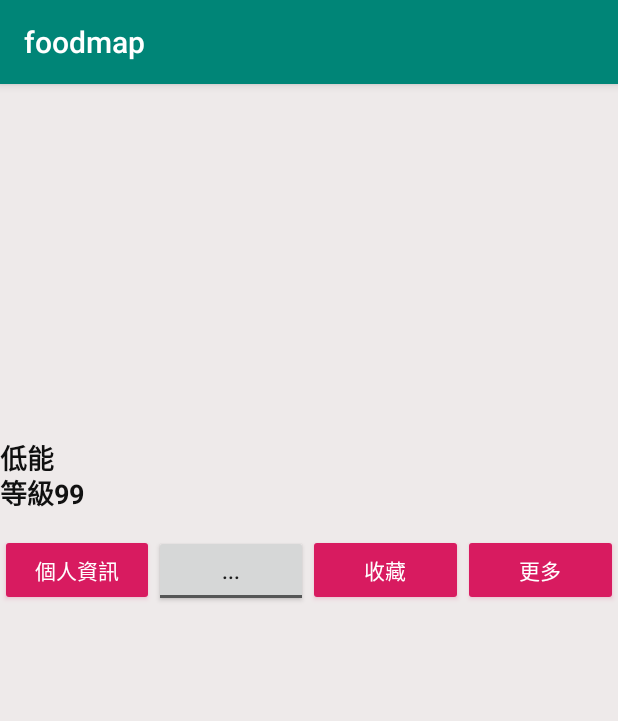
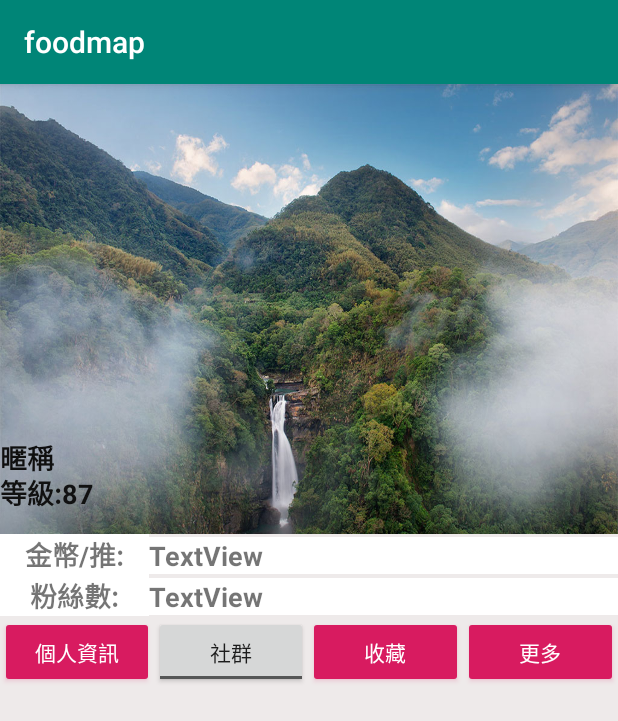
Before and after one commit to toothpicklol/food, an Android app: the pageUser screen opened directly, with no data from a screen before it, on a phone screen of 412 x 824 dp. Shown: the top 721 px of the screen. Run offline under Robolectric (Android 15) with nearby library versions, the phone set to English and light mode, and no system bars; 5 statements that could not run were skipped.

Commit message:
PHP拉資料完成

```diff
--- a/app/src/main/java/com/foodmap/MainActivity.java
+++ b/app/src/main/java/com/foodmap/MainActivity.java
@@ -93,6 +93,7 @@ public class MainActivity extends AppCompatActivity {
         String acc = String.format(account.getText().toString());
 
         pageUser.setName(acc);
+        pageShop.setName(acc);
 
 
         r=dbcon.dbstring(account.getText().toString(),password.getText().toString(),cookieStr,url);
--- a/app/src/main/java/com/foodmap/pageUser.java
+++ b/app/src/main/java/com/foodmap/pageUser.java
@@ -25,14 +25,16 @@ public class pageUser extends AppCompatActivity {
     LinearLayout ll,bgU;
 
     View buttonView,view,comment;
-    TextView account,title,text,username,userLV;
+    TextView account,title,text,username,userLV,fans,gold;
     ImageView bigHead,headC;
 
     WebView webView;
-    String url="http://114.32.152.202/foodphp/111.php";
+    String url="http://114.32.152.202/foodphp/comment.php";
+    String info="http://114.32.152.202/foodphp/userinfo.php";
     CookieManager cookieManager;
     String cookieStr;
     makeComment[] commentSQL;
+
 
 
 
@@ -60,13 +62,8 @@ public class pageUser extends AppCompatActivity {
         userLV=findViewById(R.id.userLV);
         username=findViewById(R.id.username);
         btnPost =findViewById(R.id.btn_Post);
-
-
-
-
-
-
-
+        fans=findViewById(R.id.txFans);
+        gold=findViewById(R.id.txGoldGood);
 
 
         addListView();
@@ -91,9 +88,9 @@ public class pageUser extends AppCompatActivity {
 
 
         makeInfo[] InfoSQL = new makeInfo[1];
-        InfoSQL[0]= new makeInfo("低能","99","https://storage.googleapis.com/www-cw-com-tw/article/201810/article-5bd182cf13ebb.jpg","https://storage.googleapis.com/www-cw-com-tw/article/201810/article-5bd182cf13ebb.jpg");//個人資料
-
-
+        String userInfo=dbcon.userInfo(user,cookieStr,info);
+        String[] infoArr=userInfo.split(",");
+        InfoSQL[0] = new makeInfo(infoArr[0], infoArr[1], infoArr[2],infoArr[3]);
 
 
         for (makeInfo point : InfoSQL) {
@@ -103,6 +100,8 @@ public class pageUser extends AppCompatActivity {
             bigHead=comment.findViewById(R.id.bighead);
             userLV=comment.findViewById(R.id.userLV);
             username=comment.findViewById(R.id.username);
+            fans=comment.findViewById(R.id.txFans);
+            gold=comment.findViewById(R.id.txGoldGood);
             ll.addView(comment);
 
             username.setText(point.username);
@@ -122,11 +121,9 @@ public class pageUser extends AppCompatActivity {
             }
             String tmp=commentArr[i];
             String[] commentArr2=tmp.split(",");
-            for (int j=0; j<commentArr2.length; j++) {
-                System.out.println(commentArr2[j]);
-            }
 
-            commentSQL[i] = new makeComment(commentArr2[0], commentArr2[1], commentArr2[2],commentArr2[3],"https://storage.googleapis.com/www-cw-com-tw/article/201810/article-5bd182cf13ebb.jpg");//評論資料
+
+            commentSQL[i] = new makeComment(commentArr2[0], commentArr2[1], commentArr2[2],commentArr2[3],infoArr[3]);//評論資料
 
         }
 
--- a/app/src/main/res/layout/comment.xml
+++ b/app/src/main/res/layout/comment.xml
@@ -50,6 +50,41 @@
                         />
                 </LinearLayout>
         </LinearLayout>
+        <TableLayout
+                android:layout_width="match_parent"
+                android:layout_height="match_parent">
+
+                <TableRow android:layout_width="match_parent" android:layout_height="match_parent">
+                        <TextView
+                                android:text="金幣/推:"
+                                android:layout_width="wrap_content"
+                                android:layout_height="wrap_content" android:id="@+id/textView20"
+                                android:textSize="18sp" android:textStyle="bold"
+                                android:layout_weight="1" android:textAlignment="center"
+                                android:background="@android:color/background_light"/>
+                        <TextView
+                                android:text="TextView"
+                                android:layout_width="wrap_content"
+                                android:layout_height="wrap_content" android:id="@+id/txGoldGood"
+                                android:textSize="18sp" android:textStyle="bold"
+                                android:layout_weight="7" android:background="@android:color/background_light"/>
+                </TableRow>
+                <TableRow android:layout_width="match_parent" android:layout_height="match_parent">
+                        <TextView
+                                android:text="粉絲數:"
+                                android:layout_width="wrap_content"
+                                android:layout_height="wrap_content" android:id="@+id/textView22"
+                                android:textSize="18sp" android:textStyle="bold"
+                                android:layout_weight="1" android:textAlignment="center"
+                                android:background="@android:color/background_light"/>
+                        <TextView
+                                android:text="TextView"
+                                android:layout_width="wrap_content"
+                                android:layout_height="wrap_content" android:id="@+id/txFans"
+                                android:textSize="18sp" android:textStyle="bold"
+                                android:layout_weight="7" android:background="@android:color/background_light"/>
+                </TableRow>
+        </TableLayout>
 
 
 </LinearLayout>
--- a/app/src/main/res/layout/personal_object.xml
+++ b/app/src/main/res/layout/personal_object.xml
@@ -29,7 +29,7 @@
                         android:layout_width="match_parent"
                         android:layout_height="wrap_content">
                     <ImageView
-                            android:layout_width="40dp"
+                            android:layout_width="60dp"
                             android:layout_height="40dp"
                             android:id="@+id/shopHead"
                             android:background="@color/common_google_signin_btn_text_dark_pressed"/>
@@ -40,7 +40,7 @@
                             android:layout_weight="1"
                             android:text="暱稱+等級"
                             android:textColor="#DD000000"
-                            android:textSize="12sp" android:background="@android:color/background_light"/>
+                            android:textSize="14sp" android:background="@android:color/background_light"/>
                 </LinearLayout>
                 <LinearLayout
                         android:orientation="vertical"
--- a/app/src/main/res/layout/personal_object_button.xml
+++ b/app/src/main/res/layout/personal_object_button.xml
@@ -19,7 +19,7 @@
                 android:id="@+id/btnUserCom"
                 android:layout_width="wrap_content"
                 android:layout_height="wrap_content"
-                android:text="..." style="@android:style/Widget.DeviceDefault.Light.Button.Toggle"
+                android:text="社群" style="@android:style/Widget.DeviceDefault.Light.Button.Toggle"
                 android:layout_weight="1"/>
         <Button
                 android:id="@+id/btnUserLike"
```
Also changed, not shown: app/src/main/java/com/foodmap/dbcon.java (+61 -34 lines), app/src/main/java/com/foodmap/pageSearch.java (+56 -21 lines), app/src/main/java/com/foodmap/pageShop.java (+104 -34 lines), app/src/main/java/com/foodmap/pageUpload.java (+36 -2 lines), app/src/main/java/com/foodmap/ui/home/HomeFragment.java (+54 -8 lines).
